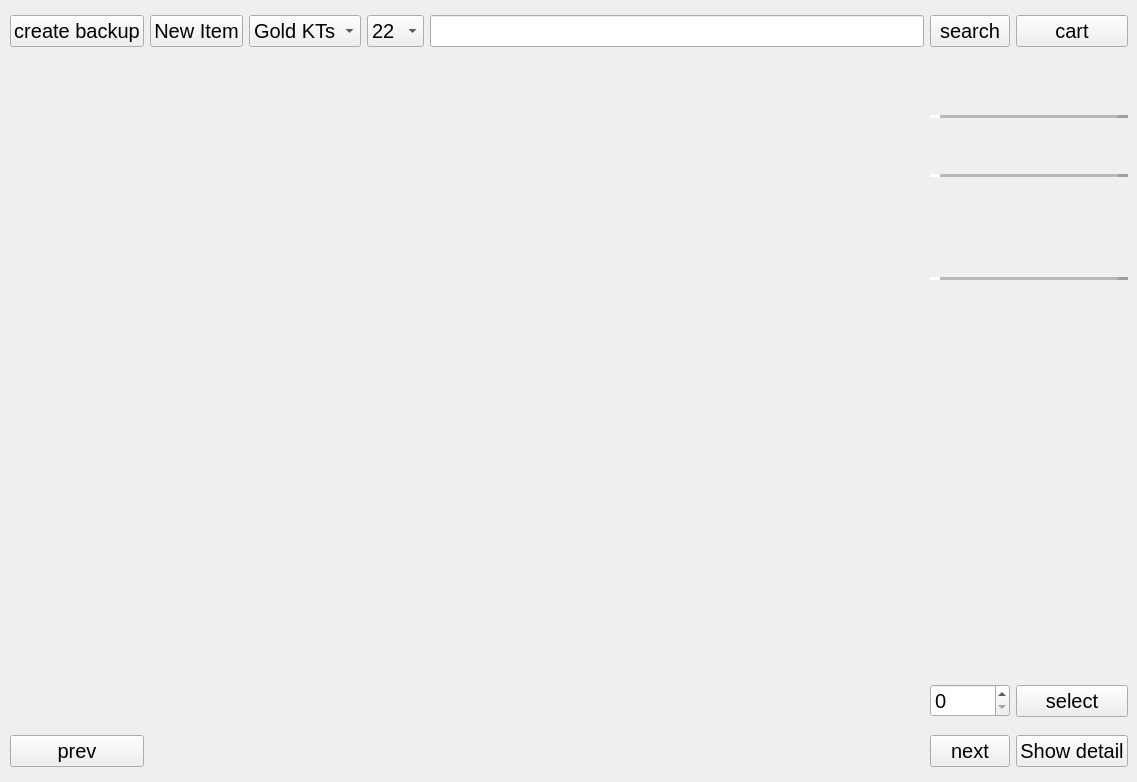
The window that user.ui (MegaMineDSS/LuxeMine) describes before a commit, drawn with Qt 5.
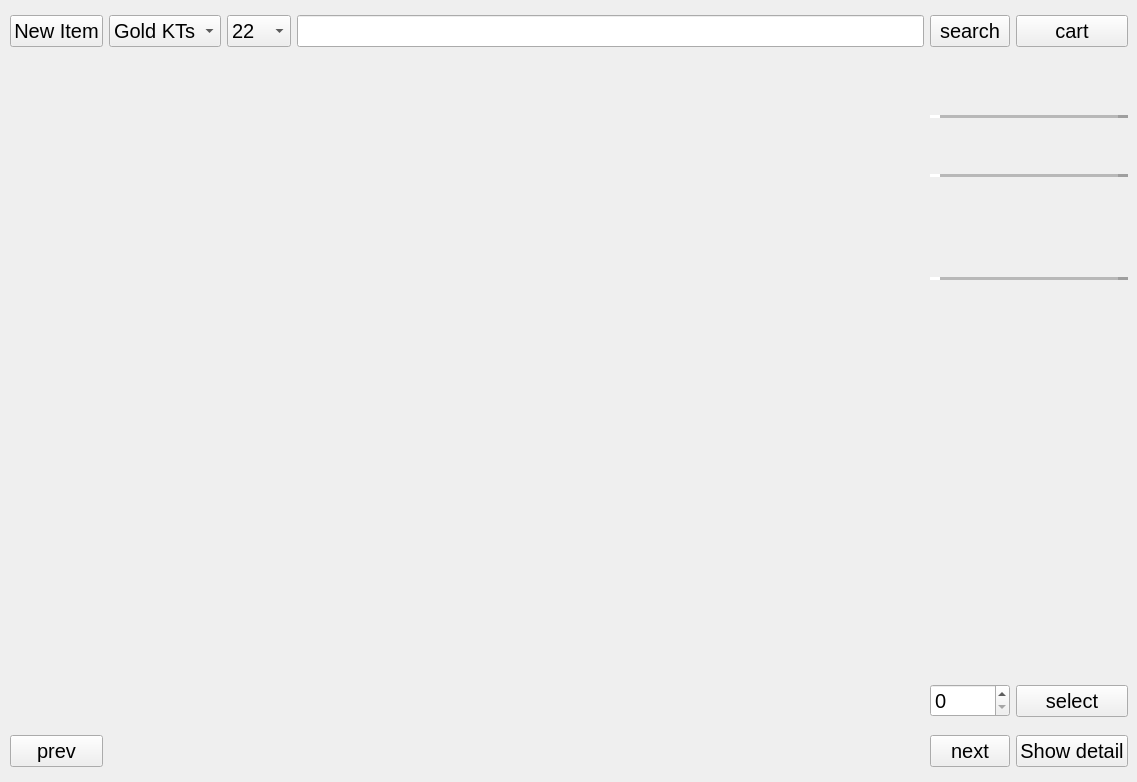
The same window after the commit. The open tabs and pages were chosen to show the change.

```diff
--- a/user.ui
+++ b/user.ui
@@ -517,21 +517,6 @@
            </property>
           </spacer>
          </item>
-         <item row="0" column="3">
-          <widget class="QComboBox" name="filterMainpage">
-           <property name="sizePolicy">
-            <sizepolicy hsizetype="Preferred" vsizetype="Fixed">
-             <horstretch>1</horstretch>
-             <verstretch>0</verstretch>
-            </sizepolicy>
-           </property>
-           <item>
-            <property name="text">
-             <string>Gold KTs</string>
-            </property>
-           </item>
-          </widget>
-         </item>
          <item row="8" column="13" colspan="2">
           <widget class="QFrame" name="frame_4">
            <property name="frameShape">
@@ -950,31 +935,29 @@
            </property>
           </widget>
          </item>
-         <item row="0" column="2">
+         <item row="0" column="1">
           <widget class="QPushButton" name="newItem_Mainpage">
            <property name="text">
             <string>New Item</string>
            </property>
           </widget>
          </item>
-         <item row="0" column="1">
-          <widget class="QPushButton" name="cbackup">
-           <property name="text">
-            <string>create backup</string>
-           </property>
-          </widget>
-         </item>
-         <item row="0" column="5" colspan="8">
-          <widget class="QLineEdit" name="searchbarMainpage">
+         <item row="0" column="2">
+          <widget class="QComboBox" name="filterMainpage">
            <property name="sizePolicy">
-            <sizepolicy hsizetype="Expanding" vsizetype="Fixed">
-             <horstretch>5</horstretch>
+            <sizepolicy hsizetype="Preferred" vsizetype="Fixed">
+             <horstretch>1</horstretch>
              <verstretch>0</verstretch>
             </sizepolicy>
            </property>
+           <item>
+            <property name="text">
+             <string>Gold KTs</string>
+            </property>
+           </item>
           </widget>
          </item>
-         <item row="0" column="4">
+         <item row="0" column="3">
           <widget class="QComboBox" name="goldCombobox">
            <item>
             <property name="text">
@@ -1003,6 +986,16 @@
            </item>
           </widget>
          </item>
+         <item row="0" column="4" colspan="9">
+          <widget class="QLineEdit" name="searchbarMainpage">
+           <property name="sizePolicy">
+            <sizepolicy hsizetype="Expanding" vsizetype="Fixed">
+             <horstretch>5</horstretch>
+             <verstretch>0</verstretch>
+            </sizepolicy>
+           </property>
+          </widget>
+         </item>
         </layout>
        </widget>
        <widget class="QWidget" name="cart">
```
Left out of the diff: 11 changed lines with no effect on the pictures.
